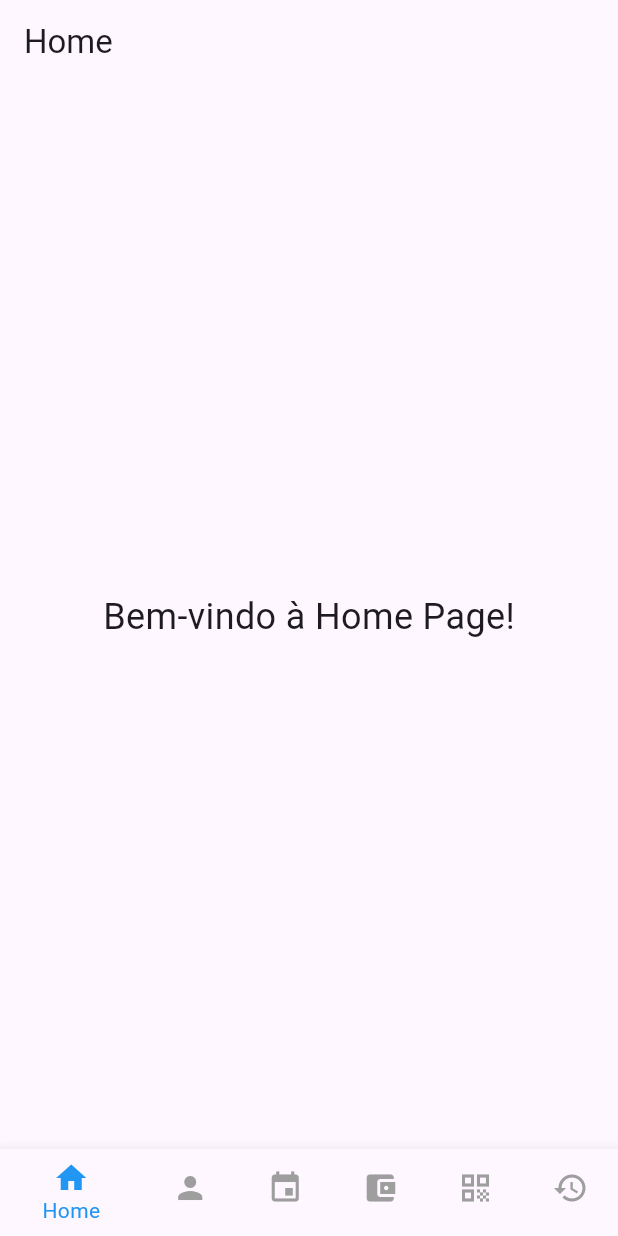
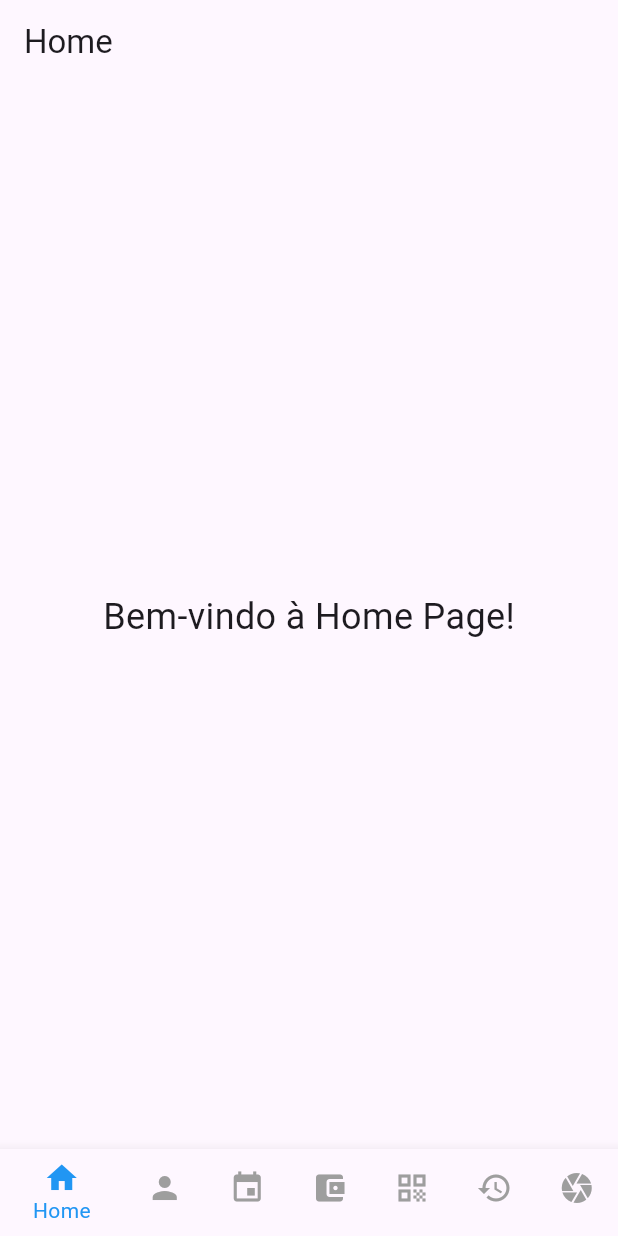
Before and after one commit to Liezy/EventuGO, a Flutter app: the screen it shows after launch, on a phone screen of 412 x 824 dp. Run offline on Flutter 3.47's test engine with Material 3 defaults, Android fonts, the phone set to English and light mode, and no system bars; our stand-ins replace qr_flutter; missing offline and left inert: mobile_scanner.

Commit message:
fix: arrumando cors, main oage com scan

```diff
--- a/app/lib/pages/main_page.dart
+++ b/app/lib/pages/main_page.dart
@@ -5,6 +5,7 @@ import 'package:app/pages/manage_events/manage_events.dart';
 import 'package:app/pages/creditos_page.dart';
 import 'package:app/pages/transacao_qr_page.dart'; // Adicionei a importação da nova página
 import 'package:app/pages/consulta_saldo_historico_page.dart';
+import 'package:app/pages/qr_code_scan.dart'; // Importa o scanner
 
 class MainPage extends StatefulWidget {
   @override
@@ -39,6 +40,7 @@ class _MainPageState extends State<MainPage> {
           CreditosPage(), // Tela de Créditos
           TransacaoQrPage(), // Nova Tela de Transação com QR Code
           ConsultaSaldoHistoricoPage(), // Tela de consulta de saldo e histórico
+          QrCodeScanPage(), // Nova Tela de Escaneamento de QR Code
         ],
       ),
       bottomNavigationBar: BottomNavigationBar(
@@ -71,6 +73,10 @@ class _MainPageState extends State<MainPage> {
             icon: Icon(Icons.history),
             label: 'Consulta', // Novo item para a tela de consulta
           ),
+          BottomNavigationBarItem(
+            icon: Icon(Icons.camera), // Ícone para escanear QR Code
+            label: 'Escanear', // Novo item no menu
+          ),
         ],
       ),
     );
--- a/app/lib/pages/qr_code_scan.dart
+++ b/app/lib/pages/qr_code_scan.dart
@@ -53,7 +53,7 @@ class _QrCodeScanPageState extends State<QrCodeScanPage> {
         Map<String, dynamic> qrData = jsonDecode(code);
         tipoTransacao = qrData['type'];
         valor = qrData['value'] ?? 0.0;
-        evento = qrData['currency'] ?? "ceaa8388-3a87-4a17-ad40-5815f249ed35";
+        evento = qrData['currency'] ?? "1c38e24c-32be-4194-9b3f-2d89e3e9448d";
         idTransacao = qrData['hash'];
         qrValue = code;
         print('Dados do QR Code processados: $qrData');
@@ -95,7 +95,7 @@ class _QrCodeScanPageState extends State<QrCodeScanPage> {
           "value": valor,
           "type": tipoTransacao!.toLowerCase(),
           "hash": idTransacao,
-          "currency": "ceaa8388-3a87-4a17-ad40-5815f249ed35", // Valor padrão
+          "currency": "1c38e24c-32be-4194-9b3f-2d89e3e9448d", // Valor padrão
         };
 
         final response = await http.post(
@@ -109,7 +109,7 @@ class _QrCodeScanPageState extends State<QrCodeScanPage> {
         if (response.statusCode == 201) {
           print('Transação registrada com sucesso.');
           // Após registrar a transação, atualize o saldo
-          await _atualizarSaldo(evento!, valor!, 'ceaa8388-3a87-4a17-ad40-5815f249ed35', context);
+          await _atualizarSaldo(evento!, valor!, '1c38e24c-32be-4194-9b3f-2d89e3e9448d', context);
         } else {
           print('Erro ao registrar a transação: ${response.body}');
           _showErrorDialog(context, 'Erro ao registrar a transação.');
```
Also changed, not shown: 1 other file.
